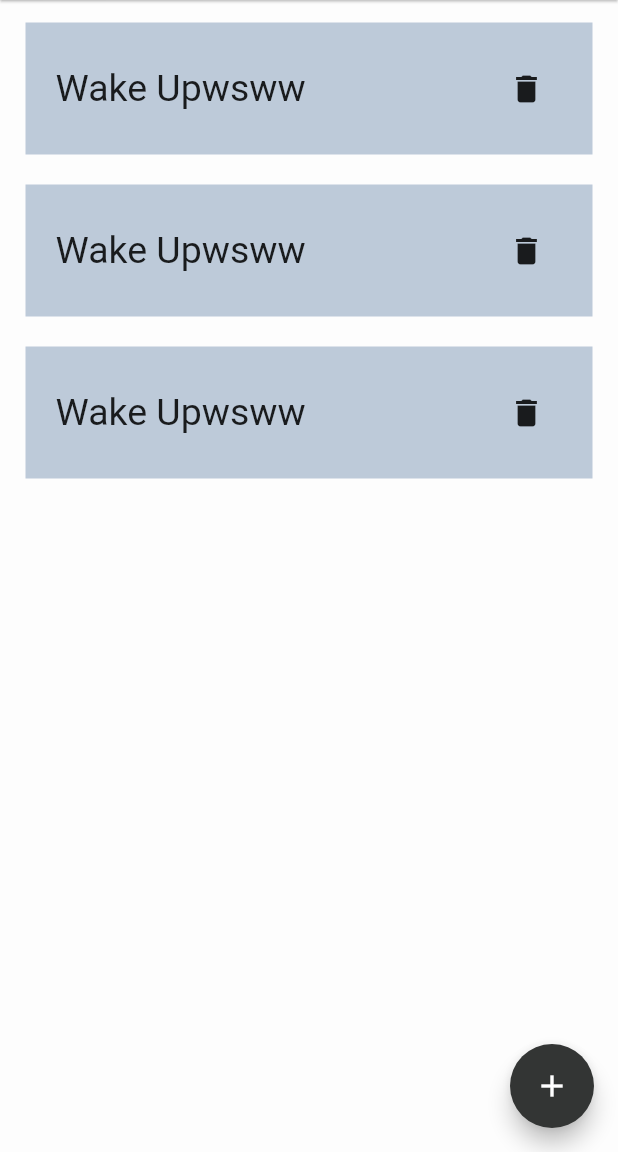
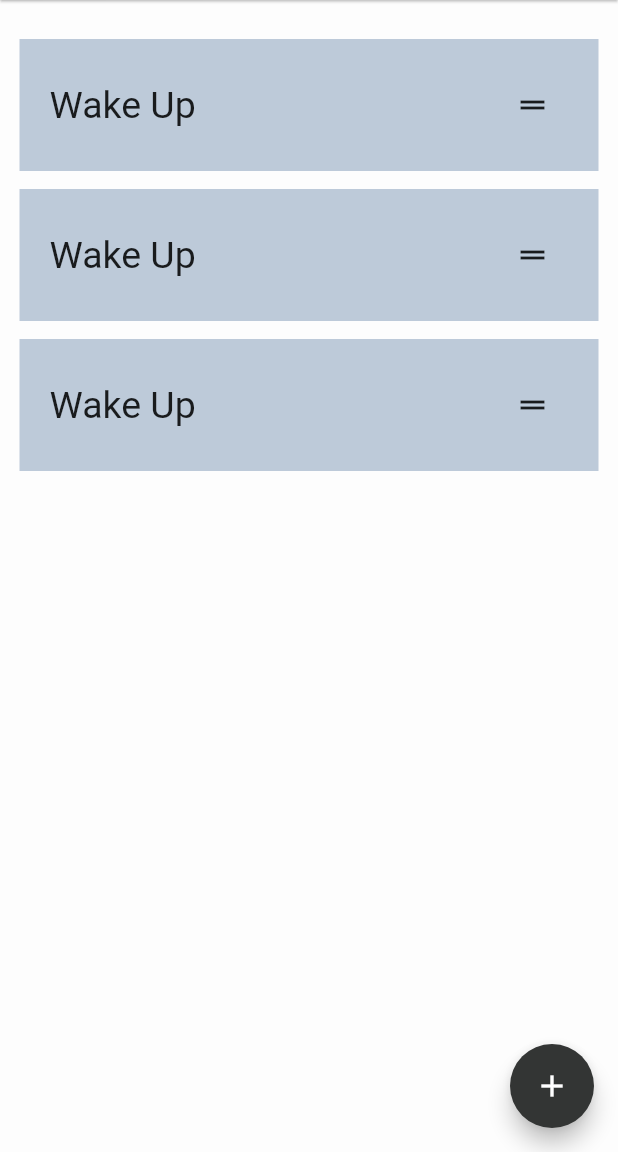
Before and after one commit to msamichael/Daily-Routine-App, a Flutter app: the screen it shows after launch, on a phone screen of 412 x 824 dp, the part 84-1236 px from its top. Run offline on Flutter 3.47's test engine with Material 2 defaults, Android fonts, the phone set to English and light mode, and no system bars.

Commit message:
reorderable routineList working

```diff
--- a/lib/homepage.dart
+++ b/lib/homepage.dart
@@ -45,12 +45,12 @@ class _MyHomePageState extends State<MyHomePage> {
           centerTitle: true,
         ),
         body: Padding(
-          padding: const EdgeInsets.only(top: 15.0,left: 9,right: 9,bottom: 60),
+          padding: const EdgeInsets.only(top: 20.0,left: 13,right: 13,bottom: 60),
           child: ReorderableListView.builder(
             itemCount: routineList.length,
             itemBuilder: (context, index){
-              RoutineCard item = routineList[index];
-              return RoutineCard(key: ValueKey('$index'),);routineList;
+              // RoutineCard item = routineList[index];
+              return RoutineCard(key: ValueKey('$index'),);
             } ,
 
             onReorder: (int oldIndex,int newIndex){
--- a/lib/routine_card.dart
+++ b/lib/routine_card.dart
@@ -22,10 +22,8 @@ class _RoutineCardState extends State<RoutineCard> {
 
 
 
-    return Padding(
-      padding: const EdgeInsets.only(bottom: 20,left: 8,right: 8),
-      child: Container(
-        // margin: EdgeInsets.only(bottom: 20,left: 8,right: 8),
+    return Container(
+       margin: EdgeInsets.only(bottom: 6,top: 6),
 
       color: Color.fromARGB(255, 189, 202, 217),
       key:  widget.key,
@@ -36,15 +34,14 @@ class _RoutineCardState extends State<RoutineCard> {
           mainAxisAlignment: MainAxisAlignment.spaceBetween,
           children: [
             const Text(
-                'Wake Upwsww',
+              'Wake Up',
               style: TextStyle(fontSize: 25 ),
               ),
-                IconButton(onPressed: (){}, icon: const Icon(Icons.delete))
+              IconButton(onPressed: (){}, icon: const Icon(Icons.drag_handle))
           ],
         ),
       ),
 
-      ),
     );
   }
 }
--- a/lib/routine_list.dart
+++ b/lib/routine_list.dart
@@ -4,6 +4,7 @@ import 'routine_card.dart';
 
  List<RoutineCard> routineList =[
               const RoutineCard(key: ValueKey('0'),),
+
               const RoutineCard(key: ValueKey('1'),),
               const RoutineCard(key: ValueKey('2'),),
 
```
Lines whose indentation alone changed are shown as unchanged.
